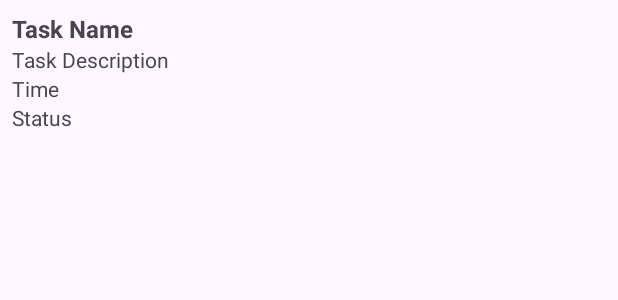
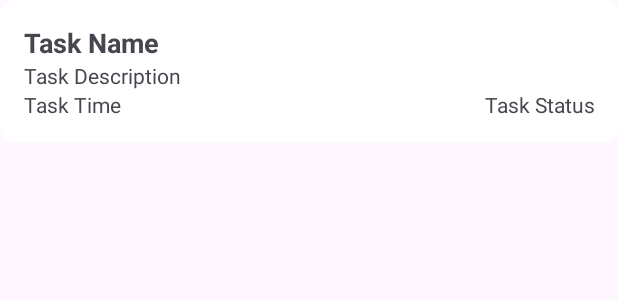
Before and after one commit to AbdullahNaveeed/ToDoList, an Android app: the layout todo_item.xml on its own in the app's theme, with its tools: preview values and no code run, on a phone screen of 412 x 824 dp. Shown: the top 300 px of the screen. Run offline under Robolectric (Android 15) with nearby library versions, the phone set to English and light mode, and no system bars.

Commit message:
Todo ADapter

```diff
--- a/app/src/main/res/layout/todo_item.xml
+++ b/app/src/main/res/layout/todo_item.xml
@@ -1,32 +1,44 @@
-<LinearLayout xmlns:android="http://schemas.android.com/apk/res/android"
+<LinearLayout
+    xmlns:android="http://schemas.android.com/apk/res/android"
     android:layout_width="match_parent"
     android:layout_height="wrap_content"
     android:orientation="vertical"
-    android:padding="8dp">
+    android:background="@drawable/rounded_bg_2"
+    android:padding="16dp">
 
     <TextView
-        android:id="@+id/taskName"
-        android:layout_width="wrap_content"
+        android:id="@+id/taskNameTextView"
+        android:layout_width="match_parent"
         android:layout_height="wrap_content"
         android:text="Task Name"
-        android:textSize="16sp"
-        android:textStyle="bold" />
+        android:textStyle="bold"
+        android:textSize="18sp" />
 
     <TextView
-        android:id="@+id/taskDescription"
-        android:layout_width="wrap_content"
+        android:id="@+id/taskDescriptionTextView"
+        android:layout_width="match_parent"
         android:layout_height="wrap_content"
         android:text="Task Description" />
 
-    <TextView
-        android:id="@+id/taskTime"
-        android:layout_width="wrap_content"
+    <LinearLayout
+        android:layout_width="match_parent"
         android:layout_height="wrap_content"
-        android:text="Time" />
+        android:orientation="horizontal"
+        android:weightSum="10">
+        <TextView
+            android:id="@+id/taskTimeTextView"
+            android:layout_width="0dp"
+            android:layout_weight="5"
+            android:gravity="start"
+            android:layout_height="wrap_content"
+            android:text="Task Time" />
+        <TextView
+            android:id="@+id/taskStatusTextView"
+            android:layout_width="0dp"
+            android:layout_weight="5"
+            android:gravity="end"
+            android:layout_height="wrap_content"
+            android:text="Task Status" />
+    </LinearLayout>
 
-    <TextView
-        android:id="@+id/taskStatus"
-        android:layout_width="wrap_content"
-        android:layout_height="wrap_content"
-        android:text="Status" />
 </LinearLayout>
```
Also changed, not shown: app/src/main/java/com/example/todolist/MainActivity.java (+6 -49 lines), app/src/main/java/com/example/todolist/TodoAdapter.java (+9 -8 lines), app/src/main/java/com/example/todolist/TodoDBHelper.java (+30 -58 lines), app/src/main/res/layout/activity_main.xml (+42 -93 lines).
